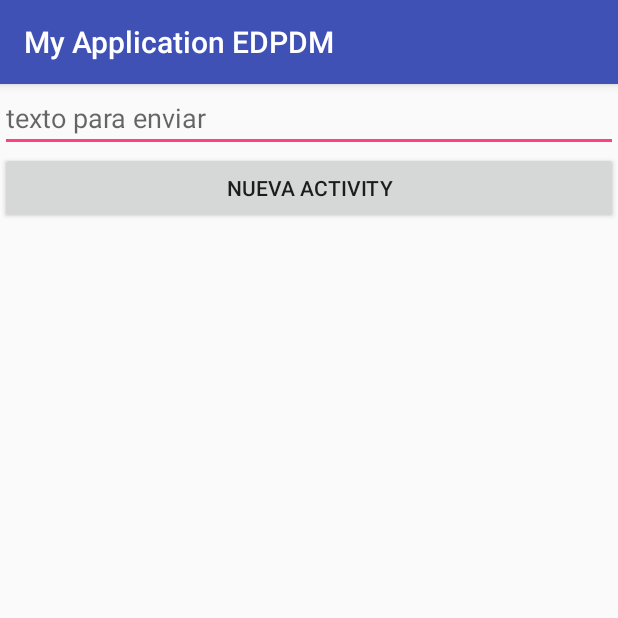
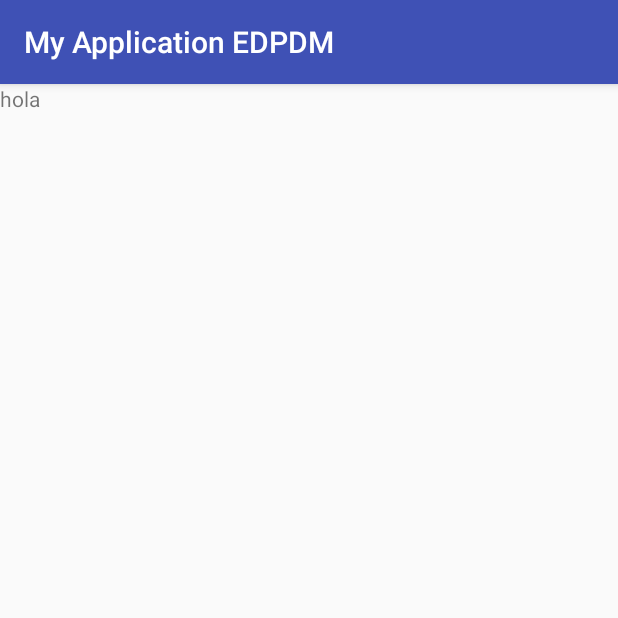
Before and after one commit to cellhig/MyApplicationEDPDM, an Android app: the screen it shows after launch (MainActivity), on a phone screen of 412 x 824 dp, the top half of it. Run offline under Robolectric (Android 15) with nearby library versions, the phone set to English and light mode, and no system bars.

Commit message:
video 16

```diff
--- a/app/src/main/java/com/example/higom/edpdm/myapplicationedpdm/MainActivity.java
+++ b/app/src/main/java/com/example/higom/edpdm/myapplicationedpdm/MainActivity.java
@@ -2,26 +2,41 @@ package com.example.higom.edpdm.myapplicationedpdm;
 
 import android.content.DialogInterface;
 import android.content.Intent;
+import android.graphics.Color;
+import android.hardware.Sensor;
+import android.hardware.SensorEvent;
+import android.hardware.SensorEventListener;
+import android.hardware.SensorManager;
 import android.support.v7.app.AppCompatActivity;
 import android.os.Bundle;
 import android.view.View;
 import android.widget.Button;
 import android.widget.EditText;
 import android.widget.ImageView;
+import android.widget.LinearLayout;
 import android.widget.TextView;
 import android.widget.Toast;
 
-public class MainActivity extends AppCompatActivity implements View.OnClickListener{
+public class MainActivity extends AppCompatActivity implements SensorEventListener{
 
     //TextView campoTexto;
-    EditText edText;
+    //EditText edText;
     //ImageView image;
-    Button boton;
+    //Button boton;
+    LinearLayout ln;
+    SensorManager sm;
+    Sensor sensor;
+    TextView tv;
 
     @Override
     protected void onCreate(Bundle savedInstanceState) {
         super.onCreate(savedInstanceState);
         setContentView(R.layout.activity_main);
+
+        ln = (LinearLayout)findViewById(R.id.linear);
+        tv = (TextView)findViewById(R.id.texto);
+        sm = (SensorManager)getSystemService(SENSOR_SERVICE);
+        sensor = sm.getDefaultSensor(Sensor.TYPE_PROXIMITY);
 
         /*image = (ImageView)findViewById(R.id.image1);*/
 
@@ -31,15 +46,34 @@ public class MainActivity extends AppCompatActivity implements View.OnClickListe
         //edText = (EditText)findViewById(R.id.editText1);
         //edText.setText("cambiamos texto");
 
-        boton = (Button)findViewById(R.id.button);
-        edText = (EditText)findViewById(R.id.editText);
+        //boton = (Button)findViewById(R.id.button);
+        //edText = (EditText)findViewById(R.id.editText);
         //boton2 = (Button)findViewById(R.id.button2);
 
-        boton.setOnClickListener(this);
+        //boton.setOnClickListener(this);
         //boton2.setOnClickListener(this);
     }
 
     @Override
+    public void onSensorChanged(SensorEvent event) {
+        String texto = String.valueOf(event.values[0]);
+        tv.setText(texto);
+
+        float valor = Float.parseFloat(texto);
+
+        if (valor == 0) {
+            ln.setBackgroundColor(Color.BLUE);
+        } else {
+            ln.setBackgroundColor(Color.YELLOW);
+        }
+    }
+
+    @Override
+    public void onAccuracyChanged(Sensor sensor, int accuracy) {
+
+    }
+
+    /*@Override
     public void onClick(View v) {
 
         switch (v.getId()){
@@ -51,5 +85,5 @@ public class MainActivity extends AppCompatActivity implements View.OnClickListe
                 startActivity(intent);
                 break;
         }
-    }
+    }  */
 }
--- a/app/src/main/res/layout/activity_main.xml
+++ b/app/src/main/res/layout/activity_main.xml
@@ -38,8 +38,15 @@ xmlns:app="http://schemas.android.com/apk/res-auto"
     xmlns:tools="http://schemas.android.com/tools"
     android:layout_width="match_parent"
     android:layout_height="match_parent"
+    android:id="@+id/linear"
     android:orientation="vertical"
-tools:context="com.example.higom.edpdm.myapplicationedpdm.MainActivity">
+    tools:context="com.example.higom.edpdm.myapplicationedpdm.MainActivity">
+
+    <TextView
+        android:layout_width="match_parent"
+        android:layout_height="wrap_content"
+        android:id="@+id/texto"
+        android:text="hola"/>
 
 <!--<TextView
     android:id="@+id/texto1"
@@ -72,16 +79,17 @@ tools:context="com.example.higom.edpdm.myapplicationedpdm.MainActivity">
         android:layout_width="wrap_content"
         android:layout_height="wrap_content"
         android:src="@drawable/otracosa"/>-->
-    <EditText
+    <!--<EditText
         android:id="@+id/editText"
         android:layout_width="match_parent"
         android:layout_height="wrap_content"
-        android:hint="texto para enviar"/>
-    <Button
+        android:hint="texto para enviar"/>-->
+
+    <!--<Button
         android:id="@+id/button"
         android:layout_width="match_parent"
         android:layout_height="wrap_content"
-        android:text="Nueva Activity"/>
+        android:text="Nueva Activity"/>-->
 
 <!--    <Button
         android:id="@+id/button2"
```
